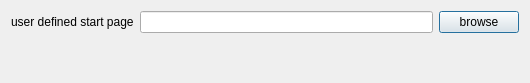
This is source/EXTENSIONS/PRESENTABALL/source/PresentaBALLSettings.ui in BALL-Project/ball as Qt 5 draws it before an edit. The edited form follows.
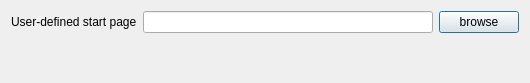
This is the edited form.

Commit message: PresentaBALL: Fixed some typos and tooltips in the settings dialog

Diff of the .ui file:
```diff
--- a/source/EXTENSIONS/PRESENTABALL/source/PresentaBALLSettings.ui
+++ b/source/EXTENSIONS/PRESENTABALL/source/PresentaBALLSettings.ui
@@ -19,7 +19,7 @@
      <item>
       <widget class="QLabel" name="label">
        <property name="text">
-        <string>user defined start page</string>
+        <string>User-defined start page</string>
        </property>
       </widget>
      </item>
```
Left out of the diff: 2 changed lines with no effect on the pictures.
